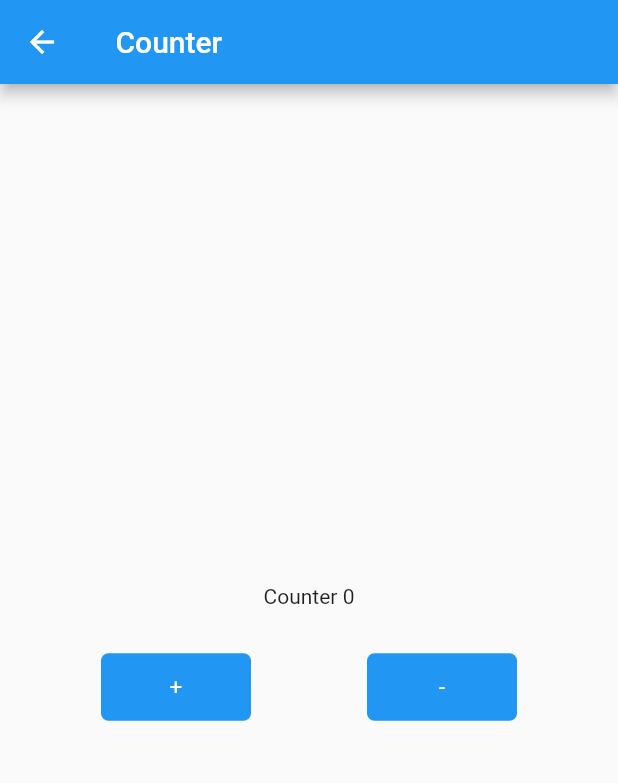
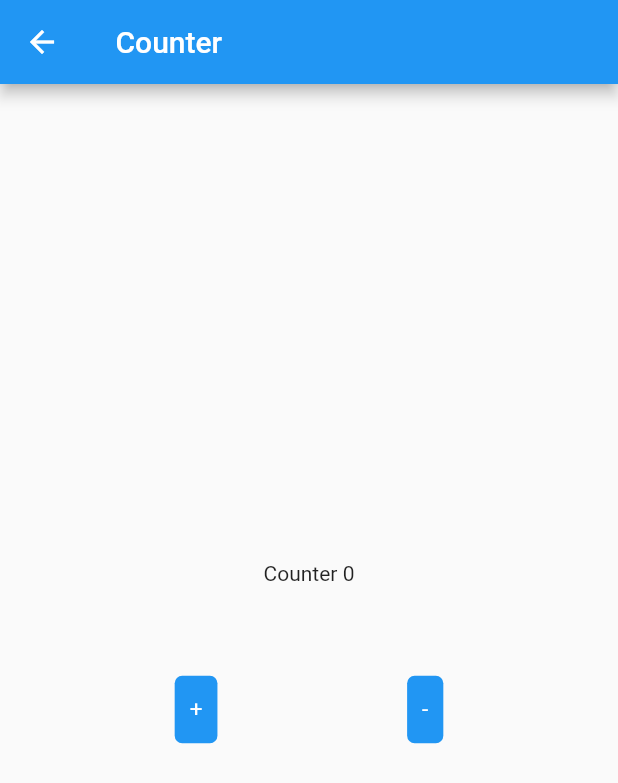
Before and after one commit to mahmoudalaa97/Riverpod_Example, a Flutter app: the CounterPage screen opened directly, on a phone screen of 412 x 824 dp. Shown: the top 783 px of the screen. Run offline on Flutter 3.47's test engine with Material 2 defaults, Android fonts, the phone set to English and light mode, and no system bars; our stand-ins replace cached_network_image, dio, flutter_riverpod.

Commit message:
[ Edit ] Custom_Button & Some Change

```diff
--- a/lib/View/counter_page.dart
+++ b/lib/View/counter_page.dart
@@ -20,7 +20,7 @@ class CounterPage extends StatelessWidget {
               builder: (context, watch, child) =>
                   Text("Counter ${watch(counter).state}"),
             ),
-            SizedBox(height: 20,),
+            SizedBox(height: 50,),
             Row(
               mainAxisSize: MainAxisSize.max,
               mainAxisAlignment: MainAxisAlignment.spaceEvenly,
--- a/lib/Widgets/custom_button.dart
+++ b/lib/Widgets/custom_button.dart
@@ -12,18 +12,18 @@ class Buttons extends StatelessWidget {
       onTap: onTap,
       child: Container(
         height: 45,
-        width: 100,
         margin: EdgeInsets.all(10),
+        padding: EdgeInsets.all(10),
         decoration: BoxDecoration(
             color: Colors.blue, borderRadius: BorderRadius.circular(5)),
-        child: Center(
-            child: Text(
-          "$title",
-          style: const TextStyle(
-            color: Colors.white,
-            fontSize: 15,
-          ),
-        )),
+        child: Row(
+          mainAxisSize: MainAxisSize.min,
+          children: [
+            Center(
+                child: Text("$title",
+                    style: const TextStyle(color: Colors.white, fontSize: 15)))
+          ],
+        ),
       ),
     );
   }
--- a/lib/main.dart
+++ b/lib/main.dart
@@ -1,6 +1,8 @@
 import 'package:flutter/material.dart';
 import 'package:flutter_riverpod/flutter_riverpod.dart';
-import 'file:///G:/Course/Flutter/Workspace/Github%20WorkSpace/Riverpod_Example/lib/View/home_page.dart';
+
+import 'View/home_page.dart';
+
 
 void main() {
   WidgetsFlutterBinding.ensureInitialized();
```
Also changed, not shown: 3 other files.
